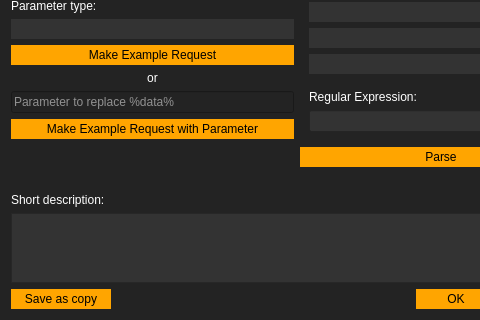
First picture: the form in configitem.ui, repository Acria-Network/Acria-Oracle-Node-Qt, before the edit; both pictures show x 0 to 480 and y 191 to 511 of the 593 by 511 pixel window.
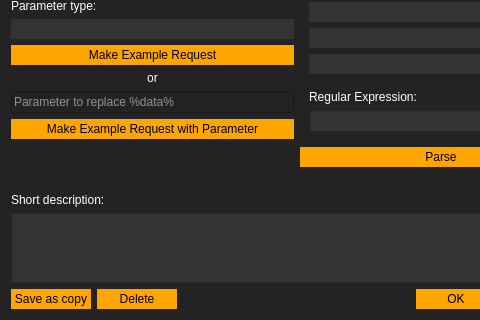
Second picture: the form after the edit. Icons and pictures are not drawn.

Commit message: add delete item function

```diff
--- a/configitem.ui
+++ b/configitem.ui
@@ -7,7 +7,7 @@
     <x>0</x>
     <y>0</y>
     <width>593</width>
-    <height>380</height>
+    <height>399</height>
    </rect>
   </property>
   <property name="sizePolicy">
@@ -499,7 +499,7 @@
       <widget class="QPushButton" name="pushButton_save_and_continue">
        <property name="minimumSize">
         <size>
-         <width>100</width>
+         <width>80</width>
          <height>0</height>
         </size>
        </property>
@@ -518,6 +518,29 @@
        </property>
       </widget>
      </item>
+     <item>
+      <widget class="QPushButton" name="pushButton_delete_item">
+       <property name="minimumSize">
+        <size>
+         <width>80</width>
+         <height>0</height>
+        </size>
+       </property>
+       <property name="styleSheet">
+        <string notr="true">background-color:white;
+color:black;
+border: none;
+/*padding:30px;*/
+width:80px;
+padding-top:3px;
+padding-bottom:3px;
+background-color:orange;</string>
+       </property>
+       <property name="text">
+        <string>Delete</string>
+       </property>
+      </widget>
+     </item>
      <item>
       <widget class="QDialogButtonBox" name="buttonBox_1">
        <property name="styleSheet">
```
The commit also changes 3 other files.
